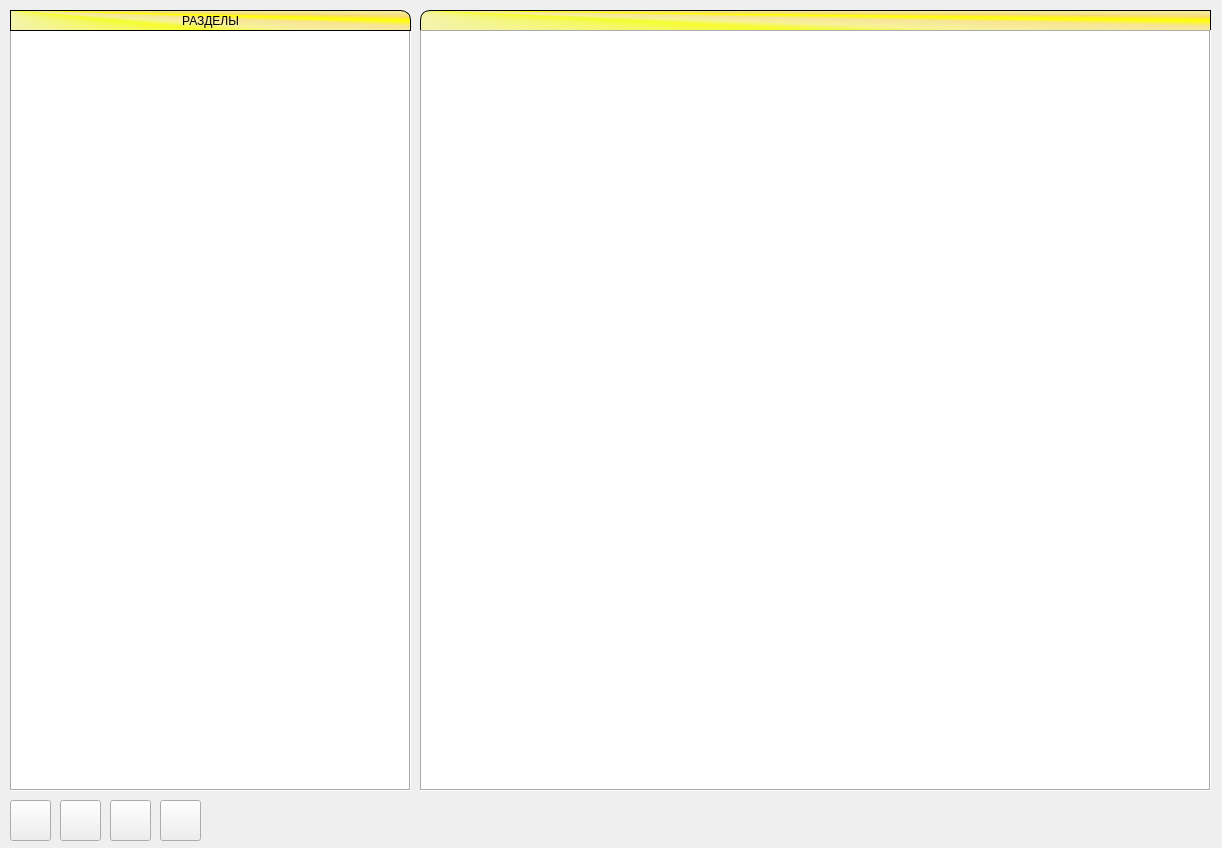
Above: UI/main.ui from dimanchik79/Hierarchic before the change. Below: the same form after it.
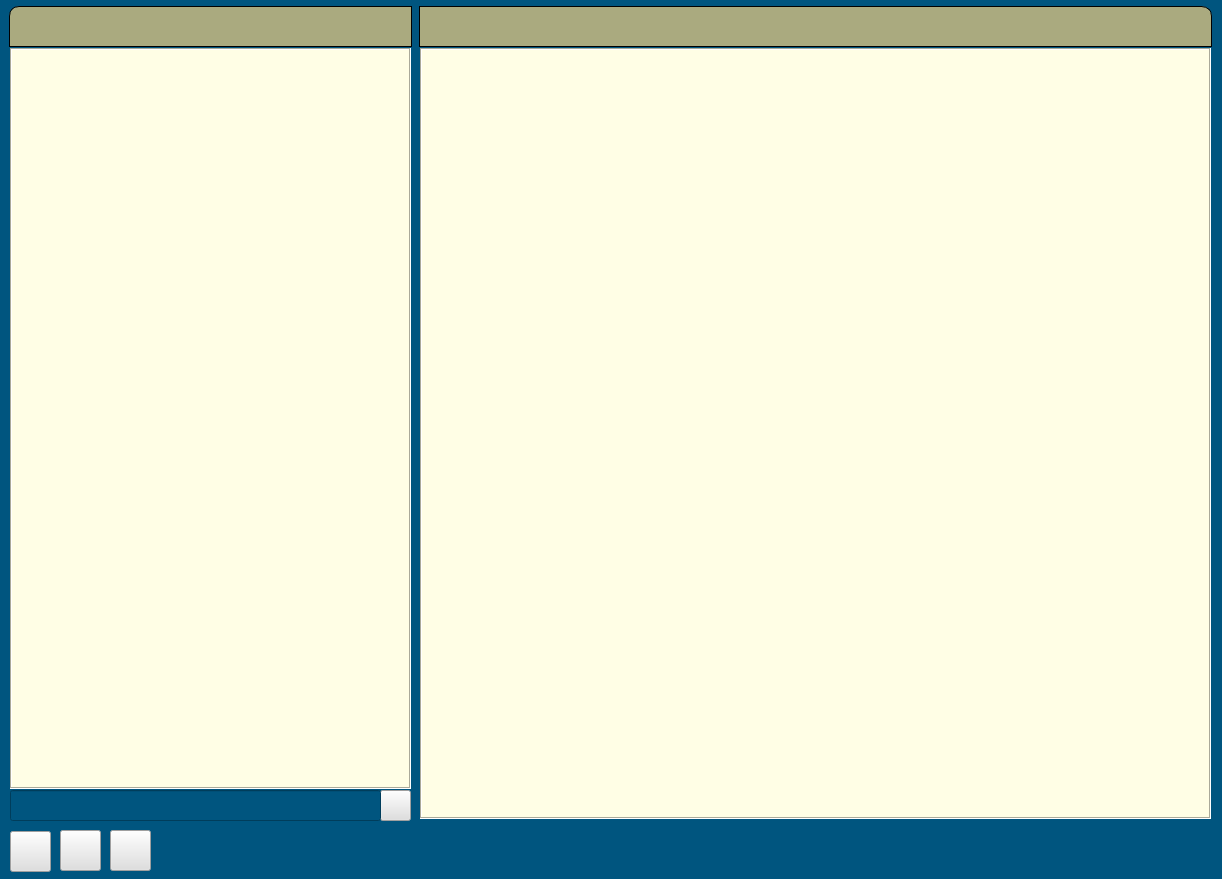
That is the form after the change. Icons and pictures are not drawn.

What changed in the file:
```diff
--- a/UI/main.ui
+++ b/UI/main.ui
@@ -7,27 +7,27 @@
     <x>0</x>
     <y>0</y>
     <width>1222</width>
-    <height>848</height>
+    <height>879</height>
    </rect>
   </property>
   <property name="windowTitle">
    <string>MainWindow</string>
   </property>
   <property name="styleSheet">
-   <string notr="true"/>
+   <string notr="true">background-color: rgb(0, 85, 127)</string>
   </property>
   <widget class="QWidget" name="centralwidget">
    <widget class="QTreeWidget" name="iererhy">
     <property name="geometry">
      <rect>
       <x>10</x>
-      <y>30</y>
+      <y>48</y>
       <width>401</width>
-      <height>761</height>
+      <height>741</height>
      </rect>
     </property>
     <property name="styleSheet">
-     <string notr="true">background-color: rgb(255, 255, 255);</string>
+     <string notr="true">background-color: rgb(255, 254, 229)</string>
     </property>
     <property name="frameShape">
      <enum>QFrame::Box</enum>
@@ -68,41 +68,48 @@
     <attribute name="headerCascadingSectionResizes">
      <bool>true</bool>
     </attribute>
+    <column>
+     <property name="text">
+      <string notr="true">1</string>
+     </property>
+    </column>
    </widget>
    <widget class="QLabel" name="label">
     <property name="geometry">
      <rect>
-      <x>10</x>
-      <y>10</y>
-      <width>401</width>
-      <height>21</height>
-     </rect>
-    </property>
-    <property name="styleSheet">
-     <string notr="true">border: 1px solid rgb(0, 0, 0);
-border-top-right-radius: 10%;
-background-color: qconicalgradient(cx:0, cy:0, angle:135, stop:0 rgba(255, 255, 0, 69), stop:0.375 rgba(255, 255, 0, 69), stop:0.423533 rgba(251, 255, 0, 145), stop:0.45 rgba(247, 255, 0, 208), stop:0.477581 rgba(255, 244, 71, 130), stop:0.518717 rgba(255, 218, 71, 130), stop:0.55 rgba(255, 255, 0, 255), stop:0.57754 rgba(255, 203, 0, 130), stop:0.625 rgba(255, 255, 0, 69), stop:1 rgba(255, 255, 0, 69));</string>
-    </property>
-    <property name="text">
-     <string>РАЗДЕЛЫ</string>
-    </property>
-    <property name="alignment">
-     <set>Qt::AlignCenter</set>
-    </property>
-   </widget>
-   <widget class="QLabel" name="label_2">
-    <property name="geometry">
-     <rect>
-      <x>420</x>
-      <y>10</y>
-      <width>791</width>
-      <height>21</height>
+      <x>9</x>
+      <y>6</y>
+      <width>403</width>
+      <height>41</height>
      </rect>
     </property>
     <property name="styleSheet">
      <string notr="true">border: 1px solid rgb(0, 0, 0);
 border-top-left-radius: 10%;
-background-color: qconicalgradient(cx:0, cy:0, angle:135, stop:0 rgba(255, 255, 0, 69), stop:0.375 rgba(255, 255, 0, 69), stop:0.423533 rgba(251, 255, 0, 145), stop:0.45 rgba(247, 255, 0, 208), stop:0.477581 rgba(255, 244, 71, 130), stop:0.518717 rgba(255, 218, 71, 130), stop:0.55 rgba(255, 255, 0, 255), stop:0.57754 rgba(255, 203, 0, 130), stop:0.625 rgba(255, 255, 0, 69), stop:1 rgba(255, 255, 0, 69));</string>
+background-color: rgb(170, 170, 127);
+color: rgb(255, 255, 255);</string>
+    </property>
+    <property name="text">
+     <string/>
+    </property>
+    <property name="alignment">
+     <set>Qt::AlignCenter</set>
+    </property>
+   </widget>
+   <widget class="QLabel" name="path">
+    <property name="geometry">
+     <rect>
+      <x>419</x>
+      <y>6</y>
+      <width>793</width>
+      <height>41</height>
+     </rect>
+    </property>
+    <property name="styleSheet">
+     <string notr="true">border: 1px solid rgb(0, 0, 0);
+border-top-right-radius: 10%;
+background-color: rgb(170, 170, 127);
+color: rgb(255, 255, 255);</string>
     </property>
     <property name="text">
      <string/>
@@ -115,68 +122,143 @@
     <property name="geometry">
      <rect>
       <x>420</x>
-      <y>30</y>
+      <y>48</y>
       <width>791</width>
-      <height>761</height>
+      <height>771</height>
      </rect>
     </property>
     <property name="styleSheet">
-     <string notr="true">background-color: rgb(255, 255, 255);</string>
+     <string notr="true">border-bottom-right-radius: 1em 10%;
+background-color: rgb(255, 254, 229)</string>
     </property>
     <property name="frameShape">
      <enum>QFrame::Box</enum>
     </property>
    </widget>
-   <widget class="QPushButton" name="pushButton">
-    <property name="geometry">
-     <rect>
-      <x>10</x>
-      <y>800</y>
-      <width>41</width>
-      <height>41</height>
-     </rect>
-    </property>
-    <property name="text">
-     <string/>
-    </property>
-   </widget>
-   <widget class="QPushButton" name="pushButton_2">
+   <widget class="QPushButton" name="b_add">
     <property name="geometry">
      <rect>
       <x>60</x>
-      <y>800</y>
+      <y>830</y>
       <width>41</width>
       <height>41</height>
      </rect>
     </property>
+    <property name="toolTip">
+     <string>&lt;html&gt;&lt;head/&gt;&lt;body&gt;&lt;p&gt;&lt;span style=&quot; font-weight:600; font-style:italic;&quot;&gt;Работа с разделами:&lt;/span&gt;&lt;span style=&quot; font-style:italic;&quot;&gt; добавить, переименовать&lt;/span&gt;&lt;/p&gt;&lt;/body&gt;&lt;/html&gt;</string>
+    </property>
+    <property name="styleSheet">
+     <string notr="true">background-color: rgb(223, 223, 223);</string>
+    </property>
     <property name="text">
      <string/>
     </property>
+    <property name="icon">
+     <iconset>
+      <normaloff>../IMG/iererchic.ico</normaloff>../IMG/iererchic.ico</iconset>
+    </property>
+    <property name="iconSize">
+     <size>
+      <width>32</width>
+      <height>32</height>
+     </size>
+    </property>
    </widget>
    <widget class="QPushButton" name="pushButton_3">
     <property name="geometry">
      <rect>
       <x>110</x>
-      <y>800</y>
+      <y>830</y>
       <width>41</width>
       <height>41</height>
      </rect>
     </property>
+    <property name="toolTip">
+     <string>&lt;html&gt;&lt;head/&gt;&lt;body&gt;&lt;p&gt;&lt;span style=&quot; font-weight:600; font-style:italic;&quot;&gt;Удалить&lt;/span&gt;&lt;span style=&quot; font-style:italic;&quot;&gt; раздел&lt;/span&gt;&lt;/p&gt;&lt;/body&gt;&lt;/html&gt;</string>
+    </property>
+    <property name="styleSheet">
+     <string notr="true">background-color: rgb(223, 223, 223);</string>
+    </property>
     <property name="text">
      <string/>
     </property>
+    <property name="icon">
+     <iconset>
+      <normaloff>../IMG/delete.ico</normaloff>../IMG/delete.ico</iconset>
+    </property>
+    <property name="iconSize">
+     <size>
+      <width>32</width>
+      <height>32</height>
+     </size>
+    </property>
    </widget>
    <widget class="QPushButton" name="pushButton_4">
     <property name="geometry">
      <rect>
-      <x>160</x>
-      <y>800</y>
+      <x>10</x>
+      <y>831</y>
       <width>41</width>
       <height>41</height>
      </rect>
     </property>
+    <property name="toolTip">
+     <string>&lt;html&gt;&lt;head/&gt;&lt;body&gt;&lt;p&gt;&lt;span style=&quot; font-weight:600; font-style:italic;&quot;&gt;Открыть &lt;/span&gt;&lt;span style=&quot; font-style:italic;&quot;&gt;библиотеку&lt;/span&gt;&lt;/p&gt;&lt;/body&gt;&lt;/html&gt;</string>
+    </property>
+    <property name="styleSheet">
+     <string notr="true">background-color: rgb(223, 223, 223);</string>
+    </property>
     <property name="text">
      <string/>
+    </property>
+    <property name="icon">
+     <iconset>
+      <normaloff>../IMG/open.ico</normaloff>../IMG/open.ico</iconset>
+    </property>
+    <property name="iconSize">
+     <size>
+      <width>32</width>
+      <height>32</height>
+     </size>
+    </property>
+   </widget>
+   <widget class="QPushButton" name="b_find">
+    <property name="geometry">
+     <rect>
+      <x>380</x>
+      <y>790</y>
+      <width>31</width>
+      <height>31</height>
+     </rect>
+    </property>
+    <property name="styleSheet">
+     <string notr="true">background-color: rgb(223, 223, 223);</string>
+    </property>
+    <property name="text">
+     <string/>
+    </property>
+    <property name="icon">
+     <iconset>
+      <normaloff>../IMG/find.ico</normaloff>../IMG/find.ico</iconset>
+    </property>
+    <property name="iconSize">
+     <size>
+      <width>24</width>
+      <height>24</height>
+     </size>
+    </property>
+   </widget>
+   <widget class="QLineEdit" name="lineEdit">
+    <property name="geometry">
+     <rect>
+      <x>10</x>
+      <y>790</y>
+      <width>371</width>
+      <height>31</height>
+     </rect>
+    </property>
+    <property name="styleSheet">
+     <string notr="true">color: rgb(255, 255, 255);</string>
     </property>
    </widget>
   </widget>
```
Left out of the diff: 18 changed lines with no effect on the pictures.
